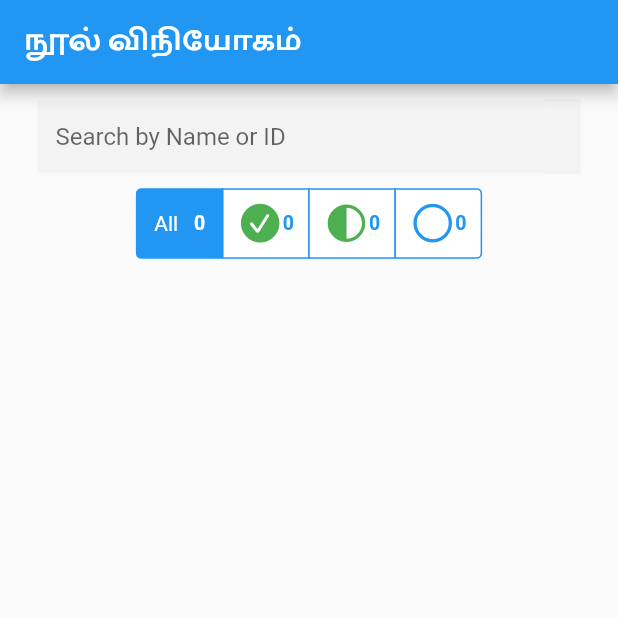
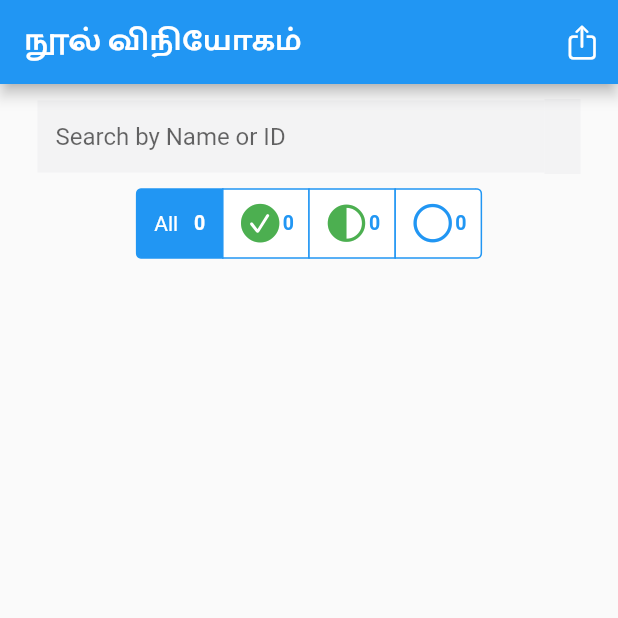
Before and after one commit to rajmohan1584/nool, a Flutter app: the screen it shows after launch, on a phone screen of 412 x 824 dp, the top half of it. Run offline on Flutter 3.47's test engine with Material 2 defaults, Android fonts, the phone set to English and light mode, and no system bars; our stand-ins replace open_filex; missing offline and left inert: excel, firedart, window_manager.

Commit message:
...to continue on mac

```diff
--- a/lib/home.dart
+++ b/lib/home.dart
@@ -9,7 +9,6 @@ import 'package:nool/model/student.dart';
 import 'package:nool/student_card.dart';
 import 'package:nool/student_detail.dart';
 import 'package:nool/utils/excel.dart';
-import 'package:nool/utils/json.dart';
 import 'package:nool/utils/log.dart';
 import 'package:collection/collection.dart';
 import 'package:nool/utils/text.dart';
@@ -328,6 +327,12 @@ class _NoolHomeState extends State<NoolHome> {
                   fontWeight: FontWeight.bold,
                   fontFamily: "Catamaran-VariableFont_wght",
                   color: Colors.white)),
+          actions: <Widget>[
+            IconButton(
+              icon: const Icon(CupertinoIcons.share),
+              onPressed: () {},
+            )
+          ],
         ),
         body: RefreshIndicator(
             onRefresh: onReloadData,
--- a/lib/main.dart
+++ b/lib/main.dart
@@ -5,7 +5,6 @@ import 'package:firedart/firedart.dart';
 import 'package:flutter/material.dart';
 //import 'package:nool/firebase_options.dart';
 import 'package:nool/home.dart';
-import 'package:nool/utils/log.dart';
 import 'package:window_manager/window_manager.dart';
 
 const apiKey = "AIzaSyCbnCd5De6C9Yapr5XccR4tixnzuQ3XZes";
```
